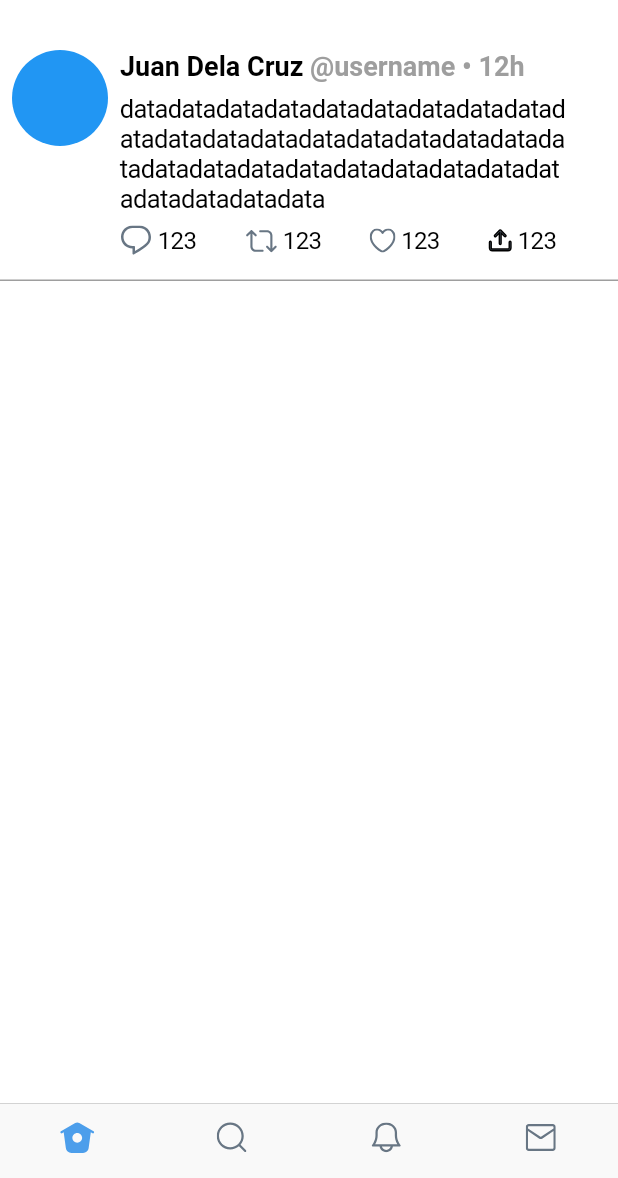
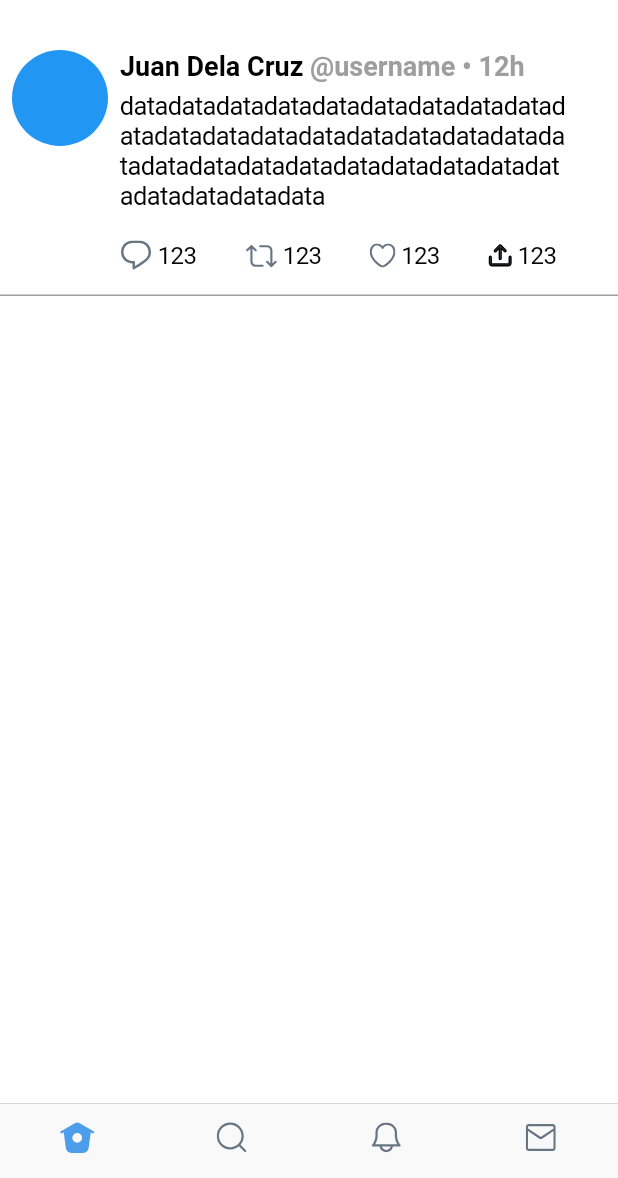
Before and after one commit to jeoooo/flutter_app_1, a Flutter app: the screen it shows after launch, on a phone screen of 412 x 824 dp, the part 58-1236 px from its top. Run offline on Flutter 3.47's test engine with Material 3 defaults, Android fonts, the phone set to English and light mode, and no system bars; our stand-ins replace flutter_svg, simple_icons.

Commit message:
Update padding in Tweet widget

```diff
--- a/lib/screens/widgets/tweet.dart
+++ b/lib/screens/widgets/tweet.dart
@@ -63,7 +63,7 @@ class Tweet extends StatelessWidget {
                     ),
                   ),
                   Padding(
-                    padding: const EdgeInsets.only(top: 8.0, bottom: 8.0),
+                    padding: const EdgeInsets.only(top: 6.0, bottom: 20.0),
                     child: Container(
                       width: 300,
                       child: Text(
```
